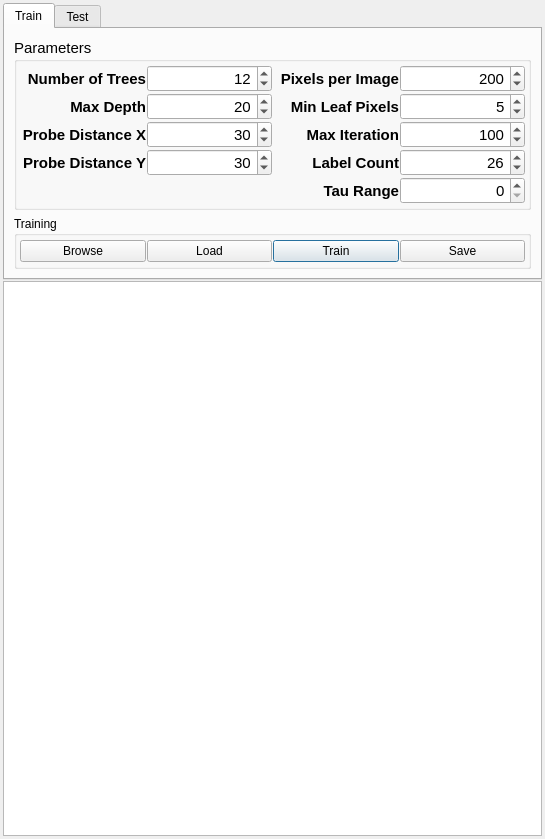
The window that modules/rdf/RandomDecisionForestDialogGui.ui (Boazrciasn/RDFramework) describes before a commit, drawn with Qt 5.
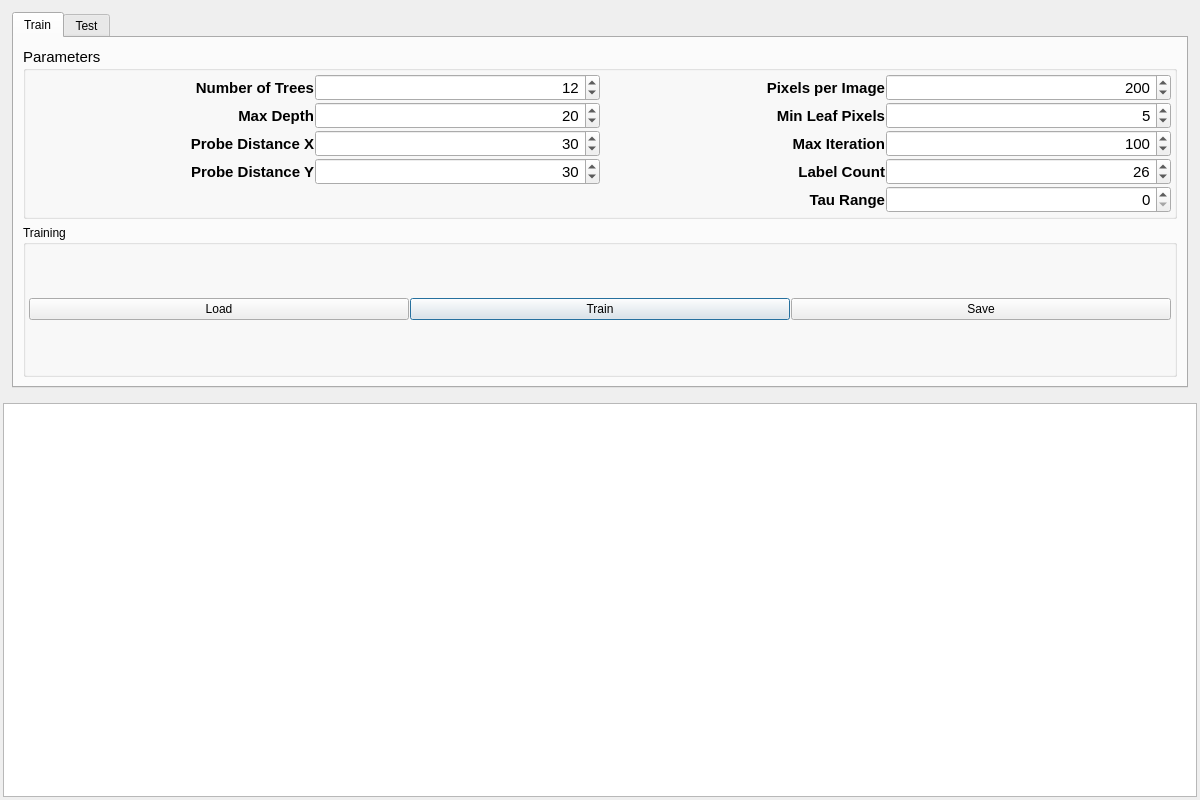
The same window after the commit.

Commit message: Image displayer added to RDF widget, UI improvements, generic display widget.

The edit to the form file:
```diff
--- a/modules/rdf/RandomDecisionForestDialogGui.ui
+++ b/modules/rdf/RandomDecisionForestDialogGui.ui
@@ -6,17 +6,14 @@
    <rect>
     <x>0</x>
     <y>0</y>
-    <width>545</width>
-    <height>839</height>
+    <width>1200</width>
+    <height>800</height>
    </rect>
   </property>
   <property name="windowTitle">
    <string>Dialog</string>
   </property>
-  <layout class="QVBoxLayout" name="verticalLayout_RDFDGUI" stretch="0,1">
-   <property name="spacing">
-    <number>1</number>
-   </property>
+  <layout class="QGridLayout" name="gridLayout_RDFGUI" rowstretch="0,0">
    <property name="leftMargin">
     <number>3</number>
    </property>
@@ -29,6 +26,9 @@
    <property name="bottomMargin">
     <number>3</number>
    </property>
+   <item row="0" column="0">
+    <widget class="QWidget" name="LeftContainerWidget" native="true">
+     <layout class="QVBoxLayout" name="verticalLayout_LeftContainer">
    <item>
     <widget class="QTabWidget" name="tabWidget">
      <property name="currentIndex">
@@ -342,28 +342,21 @@
           <property name="spacing">
            <number>1</number>
           </property>
-          <item row="0" column="2">
+             <item row="0" column="1">
            <widget class="QPushButton" name="train_button">
             <property name="text">
              <string>Train</string>
             </property>
            </widget>
           </item>
-          <item row="0" column="1">
+             <item row="0" column="0">
            <widget class="QPushButton" name="loadForest_button">
             <property name="text">
              <string>Load</string>
             </property>
            </widget>
           </item>
-          <item row="0" column="0">
-           <widget class="QPushButton" name="loadTrainData_button">
-            <property name="text">
-             <string>Browse</string>
-            </property>
-           </widget>
-          </item>
-          <item row="0" column="3">
+             <item row="0" column="2">
            <widget class="QPushButton" name="saveForest_button">
             <property name="text">
              <string>Save</string>
@@ -457,7 +450,10 @@
      </widget>
     </widget>
    </item>
-   <item>
+     </layout>
+    </widget>
+   </item>
+   <item row="1" column="0">
     <widget class="QTextBrowser" name="textBrowser_train"/>
    </item>
   </layout>
```
Left out of the diff: 343 changed lines with no effect on the pictures. Lines whose indentation alone changed are shown as unchanged. The commit also changes 5 other files.
